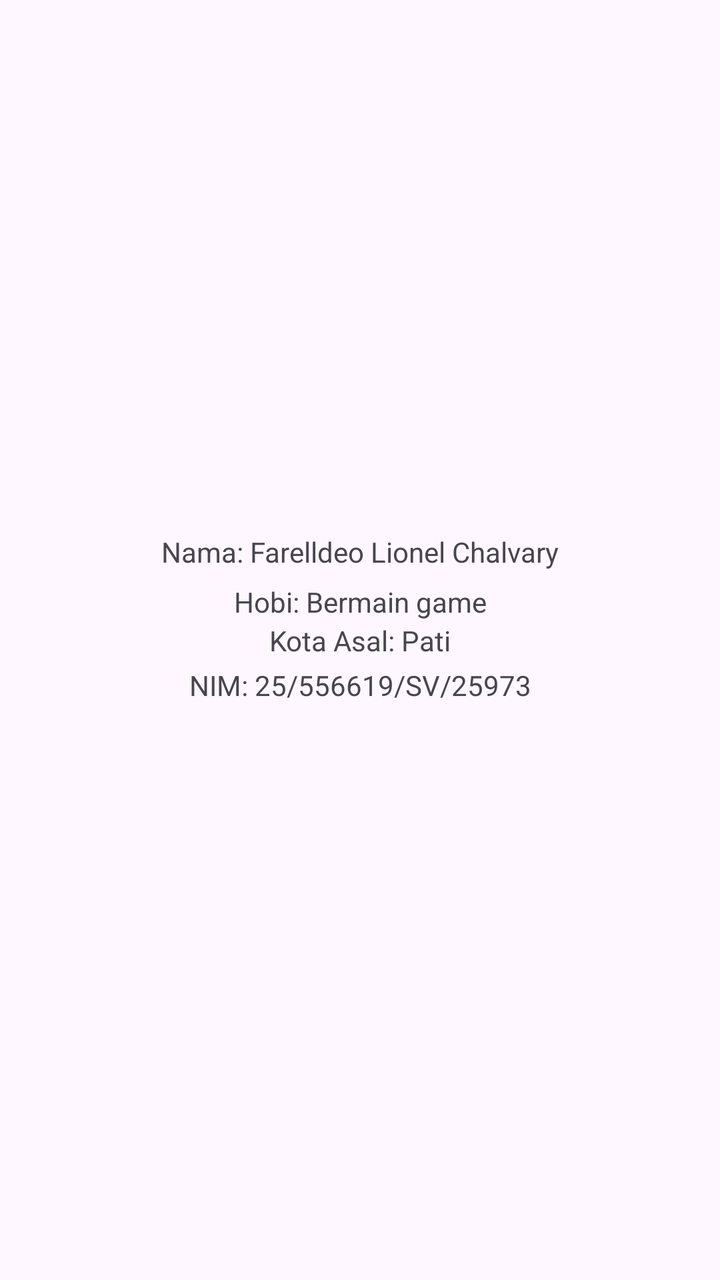
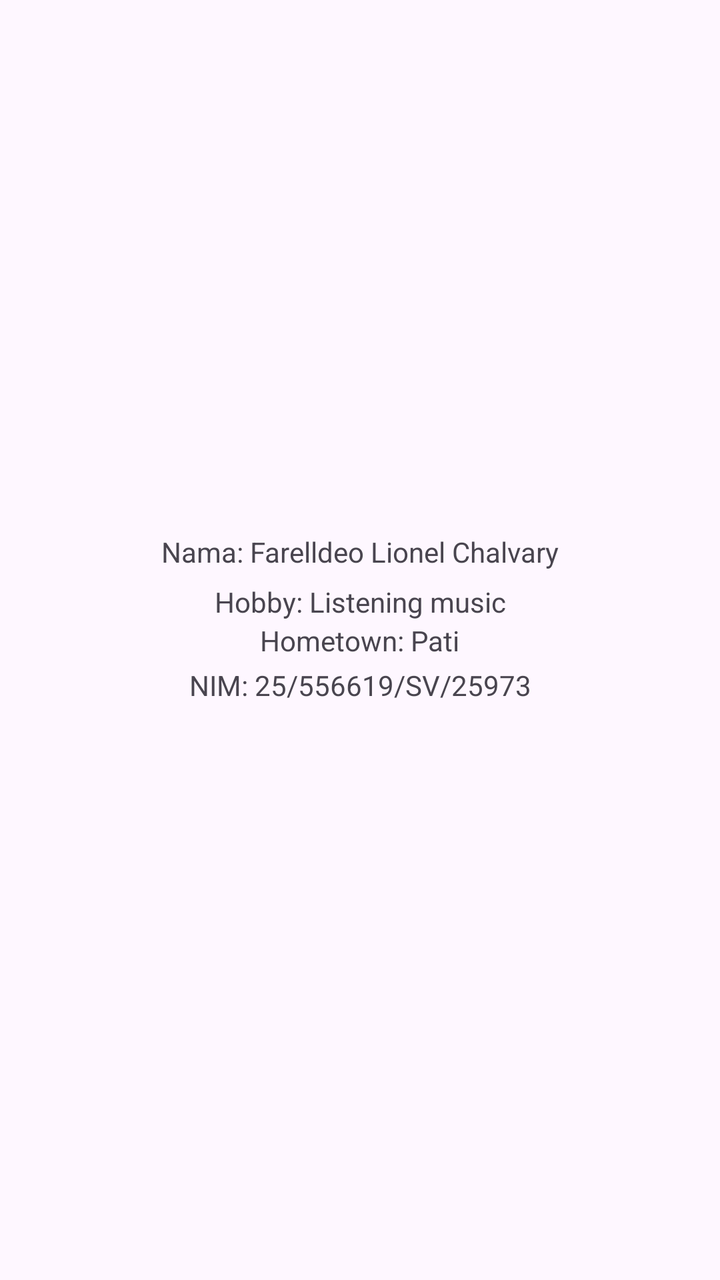

Before-and-after screenshots of an Android layout around one commit, followed by the original layout XML and the change that was made.
<!-- AndroidManifest.xml: application theme Theme.CobaPertama -->
<!-- res/layout/activity_main.xml -->
<?xml version="1.0" encoding="utf-8"?>
<androidx.constraintlayout.widget.ConstraintLayout xmlns:android="http://schemas.android.com/apk/res/android"
    xmlns:app="http://schemas.android.com/apk/res-auto"
    xmlns:tools="http://schemas.android.com/tools"
    android:id="@+id/main"
    android:layout_width="match_parent"
    android:layout_height="match_parent"
    tools:context=".MainActivity">

    <TextView
        android:layout_width="wrap_content"
        android:layout_height="wrap_content"
        android:text="Nama: Farelldeo Lionel Chalvary"
        app:layout_constraintBottom_toBottomOf="parent"
        app:layout_constraintEnd_toEndOf="parent"
        app:layout_constraintStart_toStartOf="parent"
        app:layout_constraintTop_toTopOf="parent"
        app:layout_constraintVertical_bias="0.429" />

    <TextView
        android:layout_width="wrap_content"
        android:layout_height="wrap_content"
        android:text="Hobi: Bermain game"
        app:layout_constraintBottom_toBottomOf="parent"
        app:layout_constraintEnd_toEndOf="parent"
        app:layout_constraintStart_toStartOf="parent"
        app:layout_constraintTop_toTopOf="parent"
        app:layout_constraintVertical_bias="0.469" />

    <TextView
        android:layout_width="wrap_content"
        android:layout_height="wrap_content"
        android:text="Kota Asal: Pati"
        app:layout_constraintBottom_toBottomOf="parent"
        app:layout_constraintEnd_toEndOf="parent"
        app:layout_constraintStart_toStartOf="parent"
        app:layout_constraintTop_toTopOf="parent" />

    <TextView
        android:layout_width="wrap_content"
        android:layout_height="wrap_content"
        android:text="NIM: 25/556619/SV/25973"
        app:layout_constraintBottom_toBottomOf="parent"
        app:layout_constraintEnd_toEndOf="parent"
        app:layout_constraintStart_toStartOf="parent"
        app:layout_constraintTop_toTopOf="parent"
        app:layout_constraintVertical_bias="0.536" />

</androidx.constraintlayout.widget.ConstraintLayout>
<!-- resources referenced by this layout -->
<resources>
  <style name="Theme.CobaPertama" parent="Base.Theme.CobaPertama" />
  <style name="Base.Theme.CobaPertama" parent="Theme.Material3.DayNight.NoActionBar">
          
          
      </style>
</resources>

<!-- the commit's change to res/layout/activity_main.xml (unified diff, before → after) -->
@@ -20,7 +20,7 @@
     <TextView
         android:layout_width="wrap_content"
         android:layout_height="wrap_content"
-        android:text="Hobi: Bermain game"
+        android:text="Hobby: Listening music"
         app:layout_constraintBottom_toBottomOf="parent"
         app:layout_constraintEnd_toEndOf="parent"
         app:layout_constraintStart_toStartOf="parent"
@@ -30,7 +30,7 @@
     <TextView
         android:layout_width="wrap_content"
         android:layout_height="wrap_content"
-        android:text="Kota Asal: Pati"
+        android:text="Hometown: Pati"
         app:layout_constraintBottom_toBottomOf="parent"
         app:layout_constraintEnd_toEndOf="parent"
         app:layout_constraintStart_toStartOf="parent"
